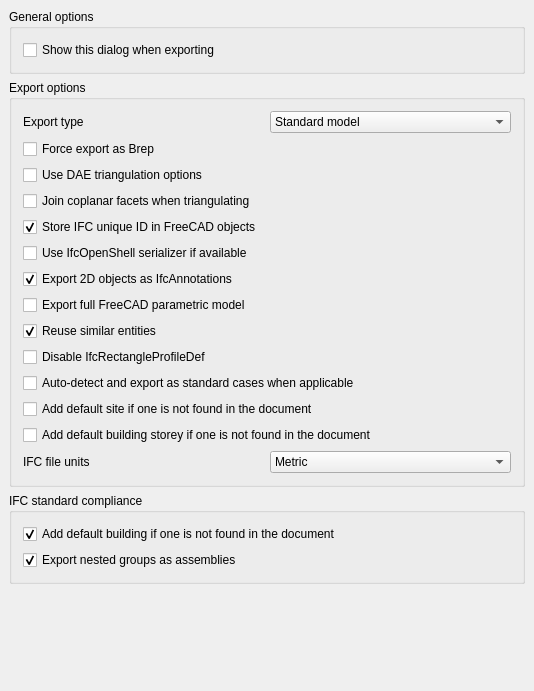
This is src/Mod/BIM/Resources/ui/preferences-ifc-export.ui in southseact-3d/fcd as Qt 5 draws it before an edit. The edited form follows.
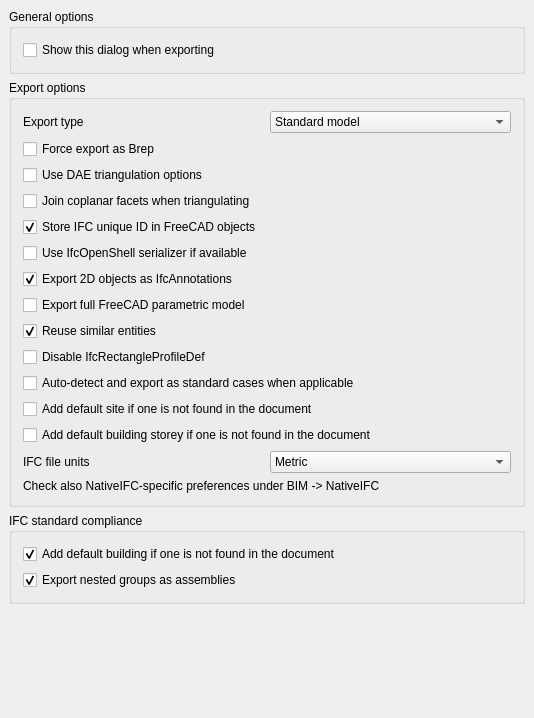
This is the edited form. Custom widgets are drawn as their Qt base class.

Commit message:
BIM: Reworked preferences and setup screens
* Reworded welcome screen, removed "update" section
* Removed Webtools and Start option from setup dialog - fixes #14179
* Renamed Arch preferecnes to BIM - fixes #14121
* Moved NativeIFC preferences to BIM - fixes #14137

Diff of the .ui file:
```diff
--- a/src/Mod/BIM/Resources/ui/preferences-ifc-export.ui
+++ b/src/Mod/BIM/Resources/ui/preferences-ifc-export.ui
@@ -7,7 +7,7 @@
     <x>0</x>
     <y>0</y>
     <width>534</width>
-    <height>691</height>
+    <height>718</height>
    </rect>
   </property>
   <property name="windowTitle">
@@ -369,6 +369,13 @@
         </item>
        </layout>
       </item>
+      <item>
+       <widget class="QLabel" name="label_3">
+        <property name="text">
+         <string>Check also NativeIFC-specific preferences under BIM -&gt; NativeIFC</string>
+        </property>
+       </widget>
+      </item>
      </layout>
     </widget>
    </item>
```
The commit also changes 7 other files.
